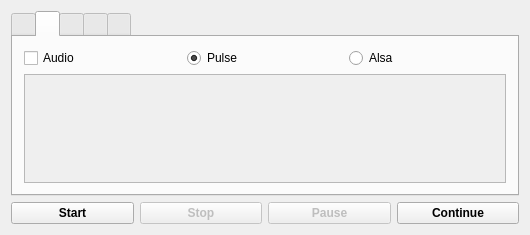
This is mainwindow.ui in vkohaupt/vokoscreenNG as Qt 5 draws it before an edit. The edited form follows.
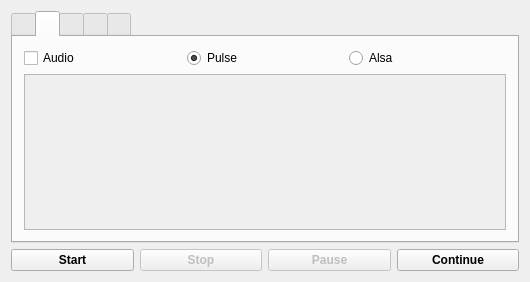
This is the edited form. The open tabs and pages were chosen to show the change.

The edit to the form file:
```diff
--- a/mainwindow.ui
+++ b/mainwindow.ui
@@ -7,7 +7,7 @@
     <x>0</x>
     <y>0</y>
     <width>530</width>
-    <height>235</height>
+    <height>282</height>
    </rect>
   </property>
   <property name="windowTitle">
@@ -121,10 +121,31 @@
              <x>0</x>
              <y>0</y>
              <width>488</width>
-             <height>99</height>
+             <height>146</height>
             </rect>
            </property>
-           <layout class="QVBoxLayout" name="verticalLayout_3"/>
+           <layout class="QVBoxLayout" name="verticalLayout_3">
+            <item>
+             <layout class="QVBoxLayout" name="verticalLayoutAudioDevices">
+              <property name="spacing">
+               <number>0</number>
+              </property>
+              <item>
+               <spacer name="verticalSpacer_3">
+                <property name="orientation">
+                 <enum>Qt::Vertical</enum>
+                </property>
+                <property name="sizeHint" stdset="0">
+                 <size>
+                  <width>20</width>
+                  <height>40</height>
+                 </size>
+                </property>
+               </spacer>
+              </item>
+             </layout>
+            </item>
+           </layout>
           </widget>
          </widget>
         </item>
```
Left out of the diff: 4 changed lines with no effect on the pictures.
